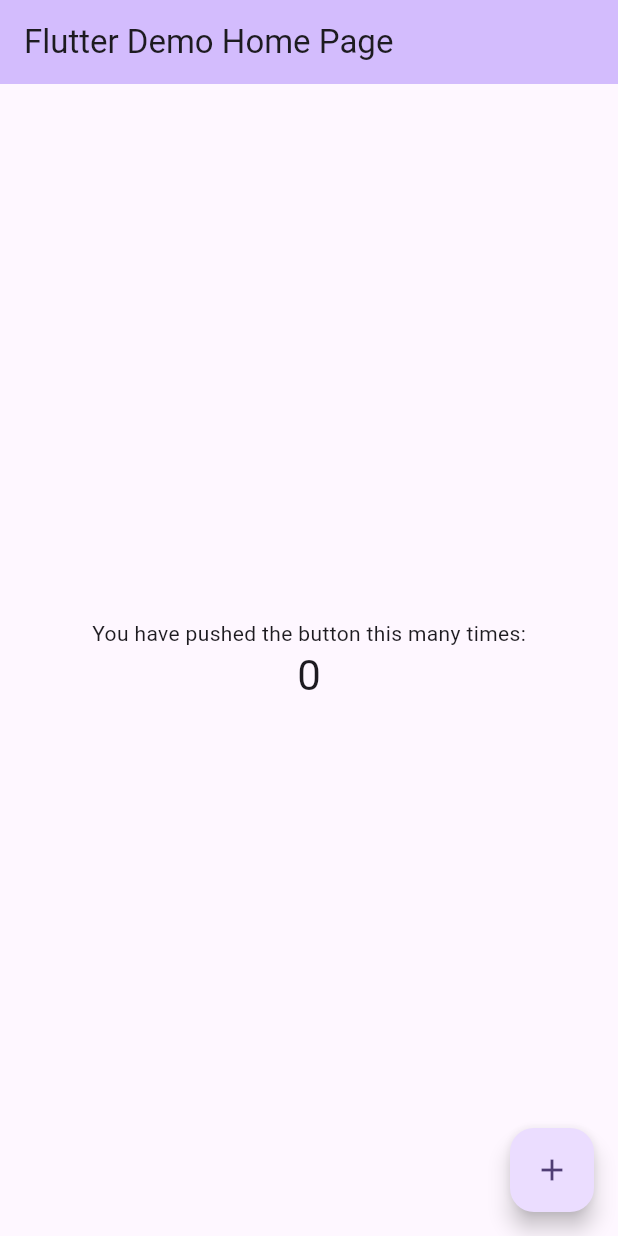
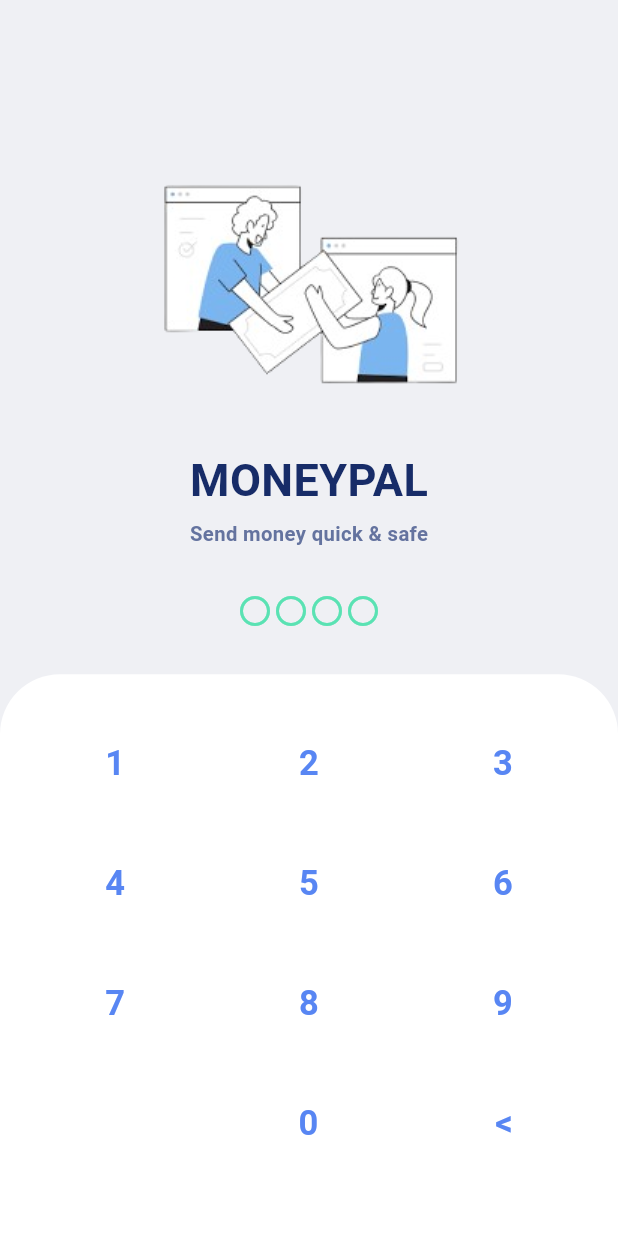
Before and after one commit to HarshHirapara/money_transfer_ui, a Flutter app: the screen it shows after launch, on a phone screen of 412 x 824 dp. Run offline on Flutter 3.47's test engine with Material 3 defaults, Android fonts, the phone set to English and light mode, and no system bars; our stand-ins replace get.

Commit message:
[implement] login screen

```diff
--- /dev/null
+++ b/lib/core/constant/colors.dart
@@ -0,0 +1,20 @@
+import 'package:flutter/material.dart';
+
+class CommonColors {
+  static Color white = Colors.white;
+  static Color backGround = HexColor('#eff0f4');
+  static Color blue = HexColor('#5886f3');
+  static Color grey = HexColor('#172c68');
+  static Color liteGrey = HexColor('#64739f');
+  static Color green = HexColor('#5ae2b3');
+  // Color abcd =Colors.
+}
+
+class HexColor extends Color {
+  static int _getColor(String hex) {
+    String formattedHex = "FF${hex.toUpperCase().replaceAll("#", "")}";
+    return int.parse(formattedHex, radix: 16);
+  }
+
+  HexColor(final String hex) : super(_getColor(hex));
+}
--- /dev/null
+++ b/lib/core/constant/icons.dart
@@ -0,0 +1,6 @@
+import 'package:flutter/material.dart';
+
+class CommonIcon {
+  static Icon outLineCircle = const Icon(Icons.circle_outlined);
+  static Icon keyBoardKey = const Icon(Icons.navigate_before);
+}
--- /dev/null
+++ b/lib/core/constant/images.dart
@@ -0,0 +1,3 @@
+class CommonImages {
+  static String loginScreenImage = 'assets/images/login_screen_logo.png';
+}
--- /dev/null
+++ b/lib/core/constant/string.dart
@@ -0,0 +1,4 @@
+class CommonString {
+  static String loginScreenTitle = 'MONEYPAL';
+  static String loginScreenSubTitle = 'Send money quick & safe';
+}
--- a/lib/main.dart
+++ b/lib/main.dart
@@ -1,125 +1,16 @@
 import 'package:flutter/material.dart';
+import 'package:get/get_navigation/get_navigation.dart';
+import 'module/screen/login_screen/login_screen.dart';
+import 'package:flutter/services.dart';
 
 void main() {
-  runApp(const MyApp());
+  WidgetsFlutterBinding.ensureInitialized();
+  SystemChrome.setPreferredOrientations([
+    DeviceOrientation.portraitUp,
+    DeviceOrientation.portraitDown,
+  ]);
+  runApp(const GetMaterialApp(
+    debugShowCheckedModeBanner: false,
+    home: LoginScreen(),
+  ));
 }
-
-class MyApp extends StatelessWidget {
-  const MyApp({super.key});
-
-  // This widget is the root of your application.
-  @override
-  Widget build(BuildContext context) {
-    return MaterialApp(
-      title: 'Flutter Demo',
-      theme: ThemeData(
-        // This is the theme of your application.
-        //
-        // TRY THIS: Try running your application with "flutter run". You'll see
-        // the application has a blue toolbar. Then, without quitting the app,
-        // try changing the seedColor in the colorScheme below to Colors.green
-        // and then invoke "hot reload" (save your changes or press the "hot
-        // reload" button in a Flutter-supported IDE, or press "r" if you used
-        // the command line to start the app).
-        //
-        // Notice that the counter didn't reset back to zero; the application
-        // state is not lost during the reload. To reset the state, use hot
-        // restart instead.
-        //
-        // This works for code too, not just values: Most code changes can be
-        // tested with just a hot reload.
-        colorScheme: ColorScheme.fromSeed(seedColor: Colors.deepPurple),
-        useMaterial3: true,
-      ),
-      home: const MyHomePage(title: 'Flutter Demo Home Page'),
-    );
-  }
-}
-
-class MyHomePage extends StatefulWidget {
-  const MyHomePage({super.key, required this.title});
-
-  // This widget is the home page of your application. It is stateful, meaning
-  // that it has a State object (defined below) that contains fields that affect
-  // how it looks.
-
-  // This class is the configuration for the state. It holds the values (in this
-  // case the title) provided by the parent (in this case the App widget) and
-  // used by the build method of the State. Fields in a Widget subclass are
-  // always marked "final".
-
-  final String title;
-
-  @override
-  State<MyHomePage> createState() => _MyHomePageState();
-}
-
-class _MyHomePageState extends State<MyHomePage> {
-  int _counter = 0;
-
-  void _incrementCounter() {
-    setState(() {
-      // This call to setState tells the Flutter framework that something has
-      // changed in this State, which causes it to rerun the build method below
-      // so that the display can reflect the updated values. If we changed
-      // _counter without calling setState(), then the build method would not be
-      // called again, and so nothing would appear to happen.
-      _counter++;
-    });
-  }
-
-  @override
-  Widget build(BuildContext context) {
-    // This method is rerun every time setState is called, for instance as done
-    // by the _incrementCounter method above.
-    //
-    // The Flutter framework has been optimized to make rerunning build methods
-    // fast, so that you can just rebuild anything that needs updating rather
-    // than having to individually change instances of widgets.
-    return Scaffold(
-      appBar: AppBar(
-        // TRY THIS: Try changing the color here to a specific color (to
-        // Colors.amber, perhaps?) and trigger a hot reload to see the AppBar
-        // change color while the other colors stay the same.
-        backgroundColor: Theme.of(context).colorScheme.inversePrimary,
-        // Here we take the value from the MyHomePage object that was created by
-        // the App.build method, and use it to set our appbar title.
-        title: Text(widget.title),
-      ),
-      body: Center(
-        // Center is a layout widget. It takes a single child and positions it
-        // in the middle of the parent.
-        child: Column(
-          // Column is also a layout widget. It takes a list of children and
-          // arranges them vertically. By default, it sizes itself to fit its
-          // children horizontally, and tries to be as tall as its parent.
-          //
-          // Column has various properties to control how it sizes itself and
-          // how it positions its children. Here we use mainAxisAlignment to
-          // center the children vertically; the main axis here is the vertical
-          // axis because Columns are vertical (the cross axis would be
-          // horizontal).
-          //
-          // TRY THIS: Invoke "debug painting" (choose the "Toggle Debug Paint"
-          // action in the IDE, or press "p" in the console), to see the
-          // wireframe for each widget.
-          mainAxisAlignment: MainAxisAlignment.center,
-          children: <Widget>[
-            const Text(
-              'You have pushed the button this many times:',
-            ),
-            Text(
-              '$_counter',
-              style: Theme.of(context).textTheme.headlineMedium,
-            ),
-          ],
-        ),
-      ),
-      floatingActionButton: FloatingActionButton(
-        onPressed: _incrementCounter,
-        tooltip: 'Increment',
-        child: const Icon(Icons.add),
-      ), // This trailing comma makes auto-formatting nicer for build methods.
-    );
-  }
-}
--- /dev/null
+++ b/lib/module/screen/home_screen/home_screen.dart
@@ -0,0 +1,12 @@
+import 'package:flutter/material.dart';
+
+class HomeScreen extends StatelessWidget {
+  const HomeScreen({super.key});
+
+  @override
+  Widget build(BuildContext context) {
+    return Scaffold(
+      appBar: AppBar(title: const Text('srh')),
+    );
+  }
+}
--- /dev/null
+++ b/lib/module/screen/login_screen/login_screen.dart
@@ -0,0 +1,65 @@
+import 'package:flutter/material.dart';
+import 'package:get/route_manager.dart';
+import 'package:money_transfer_ui/core/constant/colors.dart';
+import 'package:money_transfer_ui/core/constant/icons.dart';
+import 'package:money_transfer_ui/core/constant/images.dart';
+import 'package:money_transfer_ui/core/constant/string.dart';
+import 'package:money_transfer_ui/module/screen/home_screen/home_screen.dart';
+import 'package:money_transfer_ui/module/widget/common_keybord.dart';
+import 'package:money_transfer_ui/module/widget/common_text.dart';
+
+class LoginScreen extends StatefulWidget {
+  const LoginScreen({super.key});
+
+  @override
+  State<LoginScreen> createState() => _LoginScreenState();
+}
+
+class _LoginScreenState extends State<LoginScreen> {
+  @override
+  Widget build(BuildContext context) {
+    return Scaffold(
+      backgroundColor: CommonColors.backGround,
+      body: Center(
+        child: Column(
+          mainAxisAlignment: MainAxisAlignment.end,
+          children: [
+            SizedBox(
+              child: Image.asset(CommonImages.loginScreenImage),
+            ),
+            CommonText(
+              title: CommonString.loginScreenTitle,
+              fontSize: 30,
+              fontWight: FontWeight.bold,
+              color: CommonColors.grey,
+              topPadding: 10,
+              bottomPadding: 5,
+            ),
+            CommonText(
+              title: CommonString.loginScreenSubTitle,
+              fontSize: 13.5,
+              fontWight: FontWeight.bold,
+              color: CommonColors.liteGrey,
+            ),
+            Padding(
+              padding: const EdgeInsets.only(top: 30, bottom: 30),
+              child: Row(
+                mainAxisAlignment: MainAxisAlignment.center,
+                children: [
+                  Icon(CommonIcon.outLineCircle.icon,
+                      color: CommonColors.green),
+                  Icon(CommonIcon.outLineCircle.icon,
+                      color: CommonColors.green),
+                  Icon(CommonIcon.outLineCircle.icon,
+                      color: CommonColors.green),
+                  Icon(CommonIcon.outLineCircle.icon, color: CommonColors.green)
+                ],
+              ),
+            ),
+            const KeyBoard()
+          ],
+        ),
+      ),
+    );
+  }
+}
--- /dev/null
+++ b/lib/module/widget/common_keybord.dart
@@ -0,0 +1,123 @@
+import 'package:flutter/material.dart';
+import 'package:get/route_manager.dart';
+import 'package:money_transfer_ui/core/constant/colors.dart';
+import 'package:money_transfer_ui/module/screen/home_screen/home_screen.dart';
+import 'package:money_transfer_ui/module/widget/common_text.dart';
+
+class KeyBoard extends StatelessWidget {
+  const KeyBoard({super.key});
+
+  @override
+  Widget build(BuildContext context) {
+    List<String> keyboardKeys = [
+      '1',
+      '2',
+      '3',
+      '4',
+      '5',
+      '6',
+      '7',
+      '8',
+      '9',
+      '0',
+      '<',
+      '   '
+    ];
+    double screenHeight = MediaQuery.of(context).size.height;
+    return Container(
+      decoration: BoxDecoration(
+        borderRadius: const BorderRadius.only(
+          topLeft: Radius.circular(40),
+          topRight: Radius.circular(40),
+        ),
+        color: CommonColors.white,
+      ),
+      height: screenHeight / 2.2,
+      child: Padding(
+        padding:
+            const EdgeInsets.only(top: 20, bottom: 35, left: 70, right: 70),
+        child: Column(
+          mainAxisAlignment: MainAxisAlignment.spaceAround,
+          crossAxisAlignment: CrossAxisAlignment.center,
+          children: [
+            KeyBoardRows(
+              keyOne: keyboardKeys[0],
+              keyTwo: keyboardKeys[1],
+              keyThree: keyboardKeys[2],
+            ),
+            KeyBoardRows(
+              keyOne: keyboardKeys[3],
+              keyTwo: keyboardKeys[4],
+              keyThree: keyboardKeys[5],
+            ),
+            KeyBoardRows(
+              keyOne: keyboardKeys[6],
+              keyTwo: keyboardKeys[7],
+              keyThree: keyboardKeys[8],
+            ),
+            Row(
+              mainAxisAlignment: MainAxisAlignment.spaceBetween,
+              children: [
+                CommonText(title: keyboardKeys[11]),
+                CommonText(
+                  title: keyboardKeys[9],
+                  fontSize: 23,
+                  color: CommonColors.blue,
+                  fontWight: FontWeight.bold,
+                ),
+                InkWell(
+                  onTap: () => Get.to(() => const HomeScreen()),
+                  child: CommonText(
+                    title: keyboardKeys[10],
+                    fontSize: 23,
+                    color: CommonColors.blue,
+                    fontWight: FontWeight.bold,
+                  ),
+                ),
+              ],
+            )
+          ],
+        ),
+      ),
+    );
+  }
+}
+
+class KeyBoardRows extends StatelessWidget {
+  const KeyBoardRows({
+    super.key,
+    required this.keyOne,
+    required this.keyTwo,
+    required this.keyThree,
+  });
+  final String keyOne;
+  final String keyTwo;
+  final String keyThree;
+
+  @override
+  Widget build(BuildContext context) {
+    return Row(
+      mainAxisAlignment: MainAxisAlignment.spaceBetween,
+      children: [
+        CommonText(
+          title: keyOne,
+          fontSize: 23,
+          color: CommonColors.blue,
+          fontWight: FontWeight.bold,
+        ),
+        CommonText(
+          title: keyTwo,
+          fontSize: 23,
+          color: CommonColors.blue,
+          fontWight: FontWeight.bold,
+        ),
+        CommonText(
+          title: keyThree,
+          fontSize: 23,
+          color: CommonColors.blue,
+          fontWight: FontWeight.bold,
+        ),
+      ],
+    );
+  }
+}
--- /dev/null
+++ b/lib/module/widget/common_text.dart
@@ -0,0 +1,43 @@
+import 'package:flutter/material.dart';
+
+class CommonText extends StatelessWidget {
+  const CommonText({
+    super.key,
+    required this.title,
+    this.color,
+    this.fontSize,
+    this.fontWight,
+    this.topPadding,
+    this.bottomPadding,
+    this.leftPadding,
+    this.rightPadding,
+  });
+  final String title;
+  final Color? color;
+  final double? fontSize;
+  final FontWeight? fontWight;
+  final double? topPadding;
+  final double? bottomPadding;
+  final double? leftPadding;
+  final double? rightPadding;
+
+  @override
+  Widget build(BuildContext context) {
+    return Padding(
+      padding: EdgeInsets.only(
+        top: topPadding ?? 0,
+        bottom: bottomPadding ?? 0,
+        left: leftPadding ?? 0,
+        right: rightPadding ?? 0,
+      ),
+      child: Text(
+        title,
+        style: TextStyle(
+          color: color,
+          fontSize: fontSize,
+          fontWeight: fontWight,
+        ),
+      ),
+    );
+  }
+}
```
Also changed, not shown: pubspec.yaml (+5 -5 lines), assets/images/login_screen_logo.png (added), pubspec.lock.
